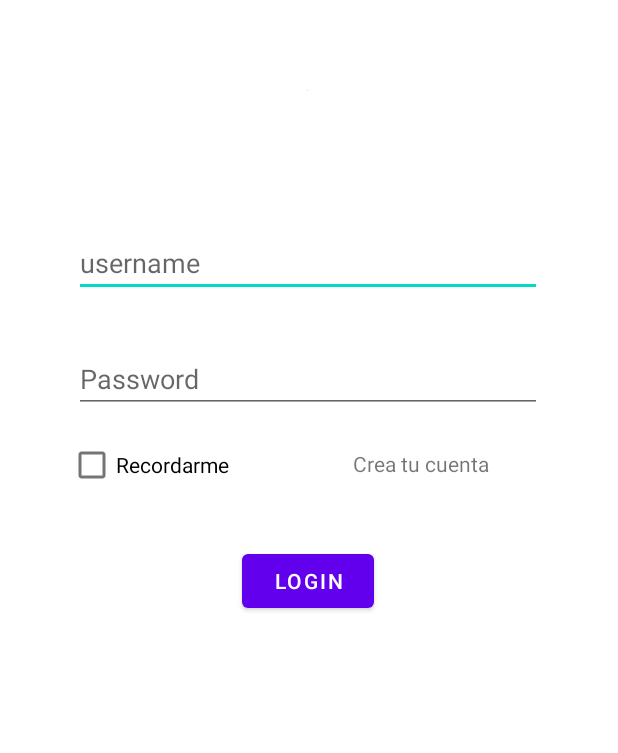
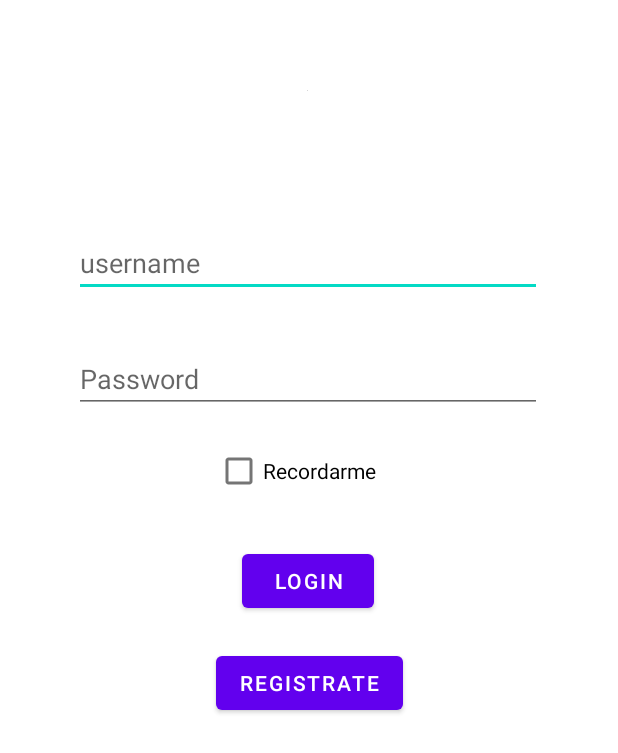
Before and after one commit to TiefVoid/IndieExposure, an Android app: the layout login_main.xml on its own in the app's theme, with its tools: preview values and no code run, on a phone screen of 412 x 824 dp. Shown: the top 753 px of the screen. Run offline under Robolectric (Android 15) with nearby library versions, the phone set to English and light mode, and no system bars.

Commit message:
Login terminado

```diff
--- a/app/build.gradle
+++ b/app/build.gradle
@@ -35,6 +35,8 @@ dependencies {
     implementation 'androidx.constraintlayout:constraintlayout:2.1.3'
     implementation 'com.google.firebase:firebase-firestore:24.1.2'
     implementation 'com.google.firebase:firebase-storage:20.0.1'
+    implementation 'com.google.firebase:firebase-database:20.0.5'
+    implementation 'com.google.firebase:firebase-auth:21.0.4'
     testImplementation 'junit:junit:4.13.2'
     androidTestImplementation 'androidx.test.ext:junit:1.1.3'
     androidTestImplementation 'androidx.test.espresso:espresso-core:3.4.0'
--- a/app/src/main/AndroidManifest.xml
+++ b/app/src/main/AndroidManifest.xml
@@ -2,6 +2,7 @@
 <manifest xmlns:android="http://schemas.android.com/apk/res/android"
     package="com.example.indieexposure">
 
+    <uses-permission android:name="android.permission.INTERNET"/>
     <application
         android:allowBackup="true"
         android:icon="@mipmap/ic_launcher"
@@ -30,6 +31,8 @@
                 <category android:name="android.intent.category.LAUNCHER" />
             </intent-filter>
         </activity>
+
+
     </application>
 
 </manifest>
--- a/app/src/main/res/layout/login_main.xml
+++ b/app/src/main/res/layout/login_main.xml
@@ -53,26 +53,24 @@
         app:layout_constraintStart_toStartOf="parent"
         app:layout_constraintTop_toBottomOf="@+id/etpassword" />
 
-    <TextView
-        android:id="@+id/tvRegistro"
-        android:layout_width="169dp"
-        android:layout_height="25dp"
-        android:layout_marginTop="24dp"
-        android:text="Crea tu cuenta"
-        android:textAlignment="center"
-        app:layout_constraintEnd_toEndOf="parent"
-        app:layout_constraintHorizontal_bias="0.804"
-        app:layout_constraintStart_toStartOf="parent"
-        app:layout_constraintTop_toBottomOf="@+id/etpassword" />
-
     <CheckBox
         android:id="@+id/cbRecordame"
         android:layout_width="126dp"
         android:layout_height="37dp"
-        android:layout_marginTop="16dp"
+        android:layout_marginTop="20dp"
         android:text="Recordarme"
-        app:layout_constraintEnd_toStartOf="@+id/tvRegistro"
-        app:layout_constraintHorizontal_bias="0.657"
+        app:layout_constraintEnd_toEndOf="parent"
         app:layout_constraintStart_toStartOf="parent"
         app:layout_constraintTop_toBottomOf="@+id/etpassword" />
+
+    <Button
+        android:id="@+id/bregistro"
+        android:layout_width="wrap_content"
+        android:layout_height="wrap_content"
+        android:layout_marginTop="20dp"
+        android:text="Registrate"
+        app:layout_constraintEnd_toEndOf="parent"
+        app:layout_constraintHorizontal_bias="0.501"
+        app:layout_constraintStart_toStartOf="parent"
+        app:layout_constraintTop_toBottomOf="@+id/bLogin" />
 </androidx.constraintlayout.widget.ConstraintLayout>
```
Also changed, not shown: app/src/main/java/com/example/indieexposure/LoginActivity.java (+73 -0 lines), 1 other file.
